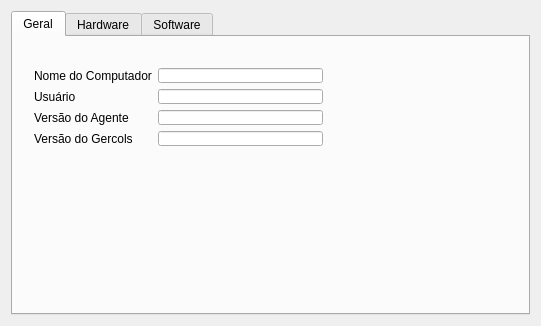
First picture: the form in cacic-ui/widget.ui, repository lightbase/cacic-agente, before the edit.
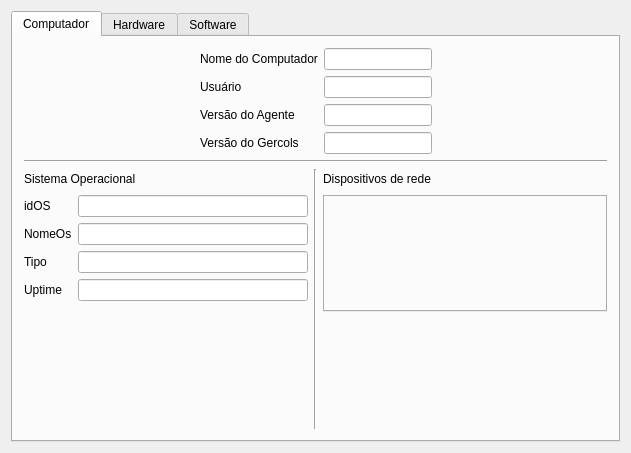
Second picture: the form after the edit. Icons and pictures are not drawn.

Commit message: Implementa no CacicUi aba que mostra infos da key computador da coleta.

```diff
--- a/cacic-ui/widget.ui
+++ b/cacic-ui/widget.ui
@@ -6,8 +6,8 @@
    <rect>
     <x>0</x>
     <y>0</y>
-    <width>541</width>
-    <height>326</height>
+    <width>631</width>
+    <height>453</height>
    </rect>
   </property>
   <property name="windowTitle">
@@ -52,18 +52,31 @@
      </property>
      <widget class="QWidget" name="tabGeral">
       <attribute name="title">
-       <string>Geral</string>
+       <string>Computador</string>
       </attribute>
-      <widget class="QWidget" name="formLayoutWidget">
-       <property name="geometry">
-        <rect>
-         <x>10</x>
-         <y>20</y>
-         <width>311</width>
-         <height>100</height>
-        </rect>
-       </property>
+      <layout class="QVBoxLayout" name="verticalLayout_5">
+       <item>
+        <layout class="QVBoxLayout" name="verticalLayout_4">
+         <item>
+          <layout class="QHBoxLayout" name="horizontalLayout">
+           <item>
+            <spacer name="horizontalSpacer">
+             <property name="orientation">
+              <enum>Qt::Horizontal</enum>
+             </property>
+             <property name="sizeHint" stdset="0">
+              <size>
+               <width>40</width>
+               <height>20</height>
+              </size>
+             </property>
+            </spacer>
+           </item>
+           <item>
        <layout class="QFormLayout" name="formLayout">
+             <property name="fieldGrowthPolicy">
+              <enum>QFormLayout::AllNonFixedFieldsGrow</enum>
+             </property>
         <item row="0" column="0">
          <widget class="QLabel" name="labelNomeComputador">
           <property name="text">
@@ -121,7 +134,192 @@
          </widget>
         </item>
        </layout>
-      </widget>
+           </item>
+           <item>
+            <spacer name="horizontalSpacer_2">
+             <property name="orientation">
+              <enum>Qt::Horizontal</enum>
+             </property>
+             <property name="sizeHint" stdset="0">
+              <size>
+               <width>40</width>
+               <height>20</height>
+              </size>
+             </property>
+            </spacer>
+           </item>
+          </layout>
+         </item>
+         <item>
+          <widget class="Line" name="line">
+           <property name="orientation">
+            <enum>Qt::Horizontal</enum>
+           </property>
+          </widget>
+         </item>
+         <item>
+          <layout class="QHBoxLayout" name="horizontalLayout_4">
+           <item>
+            <layout class="QVBoxLayout" name="verticalLayout">
+             <item>
+              <layout class="QHBoxLayout" name="horizontalLayout_2">
+               <item>
+                <widget class="QLabel" name="labelOperatingSystem">
+                 <property name="text">
+                  <string>Sistema Operacional</string>
+                 </property>
+                </widget>
+               </item>
+               <item>
+                <spacer name="horizontalSpacer_3">
+                 <property name="orientation">
+                  <enum>Qt::Horizontal</enum>
+                 </property>
+                 <property name="sizeHint" stdset="0">
+                  <size>
+                   <width>38</width>
+                   <height>20</height>
+                  </size>
+                 </property>
+                </spacer>
+               </item>
+              </layout>
+             </item>
+             <item>
+              <layout class="QFormLayout" name="formLayout_2">
+               <item row="0" column="0">
+                <widget class="QLabel" name="labelIdOs">
+                 <property name="text">
+                  <string>idOS</string>
+                 </property>
+                </widget>
+               </item>
+               <item row="0" column="1">
+                <widget class="QLineEdit" name="lineIdOs">
+                 <property name="readOnly">
+                  <bool>true</bool>
+                 </property>
+                </widget>
+               </item>
+               <item row="1" column="0">
+                <widget class="QLabel" name="labelNomeOs">
+                 <property name="text">
+                  <string>NomeOs</string>
+                 </property>
+                </widget>
+               </item>
+               <item row="1" column="1">
+                <widget class="QLineEdit" name="lineNomeOs">
+                 <property name="readOnly">
+                  <bool>true</bool>
+                 </property>
+                </widget>
+               </item>
+               <item row="2" column="0">
+                <widget class="QLabel" name="labelTipoOs">
+                 <property name="text">
+                  <string>Tipo</string>
+                 </property>
+                </widget>
+               </item>
+               <item row="2" column="1">
+                <widget class="QLineEdit" name="lineTipoOs">
+                 <property name="readOnly">
+                  <bool>true</bool>
+                 </property>
+                </widget>
+               </item>
+               <item row="3" column="0">
+                <widget class="QLabel" name="labelUptime">
+                 <property name="text">
+                  <string>Uptime</string>
+                 </property>
+                </widget>
+               </item>
+               <item row="3" column="1">
+                <widget class="QLineEdit" name="lineUptime">
+                 <property name="readOnly">
+                  <bool>true</bool>
+                 </property>
+                </widget>
+               </item>
+              </layout>
+             </item>
+             <item>
+              <spacer name="verticalSpacer">
+               <property name="orientation">
+                <enum>Qt::Vertical</enum>
+               </property>
+               <property name="sizeHint" stdset="0">
+                <size>
+                 <width>20</width>
+                 <height>40</height>
+                </size>
+               </property>
+              </spacer>
+             </item>
+            </layout>
+           </item>
+           <item>
+            <widget class="Line" name="line_2">
+             <property name="orientation">
+              <enum>Qt::Vertical</enum>
+             </property>
+            </widget>
+           </item>
+           <item>
+            <layout class="QVBoxLayout" name="verticalLayout_2">
+             <item>
+              <layout class="QHBoxLayout" name="horizontalLayout_3">
+               <item>
+                <widget class="QLabel" name="labelNetworkDevices">
+                 <property name="text">
+                  <string>Dispositivos de rede</string>
+                 </property>
+                </widget>
+               </item>
+               <item>
+                <spacer name="horizontalSpacer_4">
+                 <property name="orientation">
+                  <enum>Qt::Horizontal</enum>
+                 </property>
+                 <property name="sizeHint" stdset="0">
+                  <size>
+                   <width>38</width>
+                   <height>20</height>
+                  </size>
+                 </property>
+                </spacer>
+               </item>
+              </layout>
+             </item>
+             <item>
+              <widget class="QTabWidget" name="tabNetDevs">
+               <property name="currentIndex">
+                <number>-1</number>
+               </property>
+              </widget>
+             </item>
+             <item>
+              <spacer name="verticalSpacer_2">
+               <property name="orientation">
+                <enum>Qt::Vertical</enum>
+               </property>
+               <property name="sizeHint" stdset="0">
+                <size>
+                 <width>20</width>
+                 <height>40</height>
+                </size>
+               </property>
+              </spacer>
+             </item>
+            </layout>
+           </item>
+          </layout>
+         </item>
+        </layout>
+       </item>
+      </layout>
      </widget>
      <widget class="QWidget" name="tabHardware">
       <attribute name="title">
```
Left out of the diff: 2 changed lines with no effect on the pictures. Lines whose indentation alone changed are shown as unchanged. The commit also changes 3 other files.
